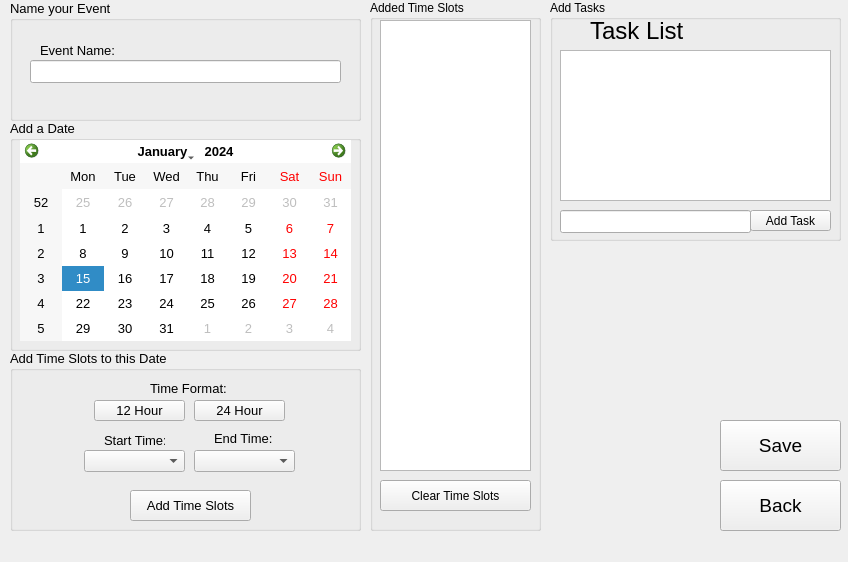
lanegramling/EventPlanner_Project, file EventPlanner/eventadminmode.ui: the form before one commit.
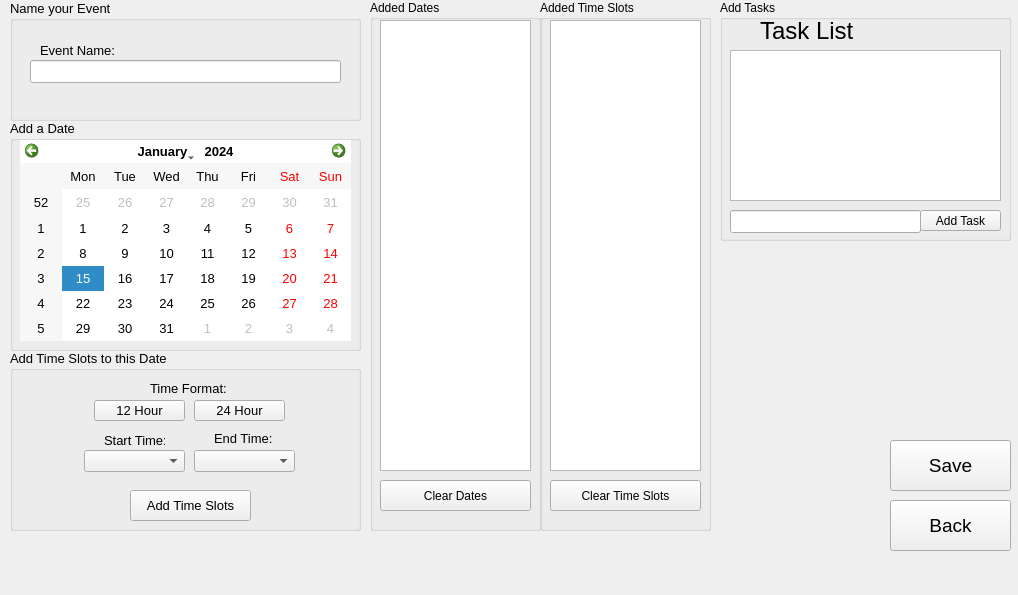
The form after the commit.

Commit message:
Added Dates (Event Admin Mode)
Made it so user can see what dates their  event has.

What changed in the file:
```diff
--- a/EventPlanner/eventadminmode.ui
+++ b/EventPlanner/eventadminmode.ui
@@ -6,8 +6,8 @@
    <rect>
     <x>0</x>
     <y>0</y>
-    <width>848</width>
-    <height>562</height>
+    <width>1018</width>
+    <height>595</height>
    </rect>
   </property>
   <property name="sizePolicy">
@@ -241,7 +241,7 @@
    <widget class="QGroupBox" name="gbTasks">
     <property name="geometry">
      <rect>
-      <x>550</x>
+      <x>720</x>
       <y>0</y>
       <width>291</width>
       <height>241</height>
@@ -308,7 +308,7 @@
    <widget class="QGroupBox" name="gbAddedSlots">
     <property name="geometry">
      <rect>
-      <x>370</x>
+      <x>540</x>
       <y>0</y>
       <width>171</width>
       <height>531</height>
@@ -363,8 +363,8 @@
    <widget class="QPushButton" name="backButton">
     <property name="geometry">
      <rect>
-      <x>720</x>
-      <y>480</y>
+      <x>890</x>
+      <y>500</y>
       <width>121</width>
       <height>51</height>
      </rect>
@@ -381,8 +381,8 @@
    <widget class="QPushButton" name="saveButton">
     <property name="geometry">
      <rect>
-      <x>720</x>
-      <y>420</y>
+      <x>890</x>
+      <y>440</y>
       <width>121</width>
       <height>51</height>
      </rect>
@@ -396,6 +396,61 @@
      <string>Save</string>
     </property>
    </widget>
+   <widget class="QGroupBox" name="gbAddedSlots_2">
+    <property name="geometry">
+     <rect>
+      <x>370</x>
+      <y>0</y>
+      <width>171</width>
+      <height>531</height>
+     </rect>
+    </property>
+    <property name="toolTip">
+     <string>These time slots are the ones that have been added to the selected date!</string>
+    </property>
+    <property name="title">
+     <string>Added Dates</string>
+    </property>
+    <widget class="QListWidget" name="addedDatesWidget">
+     <property name="geometry">
+      <rect>
+       <x>10</x>
+       <y>20</y>
+       <width>151</width>
+       <height>451</height>
+      </rect>
+     </property>
+    </widget>
+    <widget class="QPushButton" name="clearDatesButton">
+     <property name="geometry">
+      <rect>
+       <x>10</x>
+       <y>480</y>
+       <width>151</width>
+       <height>31</height>
+      </rect>
+     </property>
+     <property name="styleSheet">
+      <string notr="true"/>
+     </property>
+     <property name="text">
+      <string>Clear Dates</string>
+     </property>
+     <property name="minimumDate" stdset="0">
+      <date>
+       <year>2017</year>
+       <month>1</month>
+       <day>1</day>
+      </date>
+     </property>
+     <property name="gridVisible" stdset="0">
+      <bool>true</bool>
+     </property>
+     <property name="navigationBarVisible" stdset="0">
+      <bool>true</bool>
+     </property>
+    </widget>
+   </widget>
   </widget>
   <widget class="QMenuBar" name="menuBar">
    <property name="geometry">
```
Left out of the diff: 4 changed lines with no effect on the pictures. The commit also changes 2 other files.
